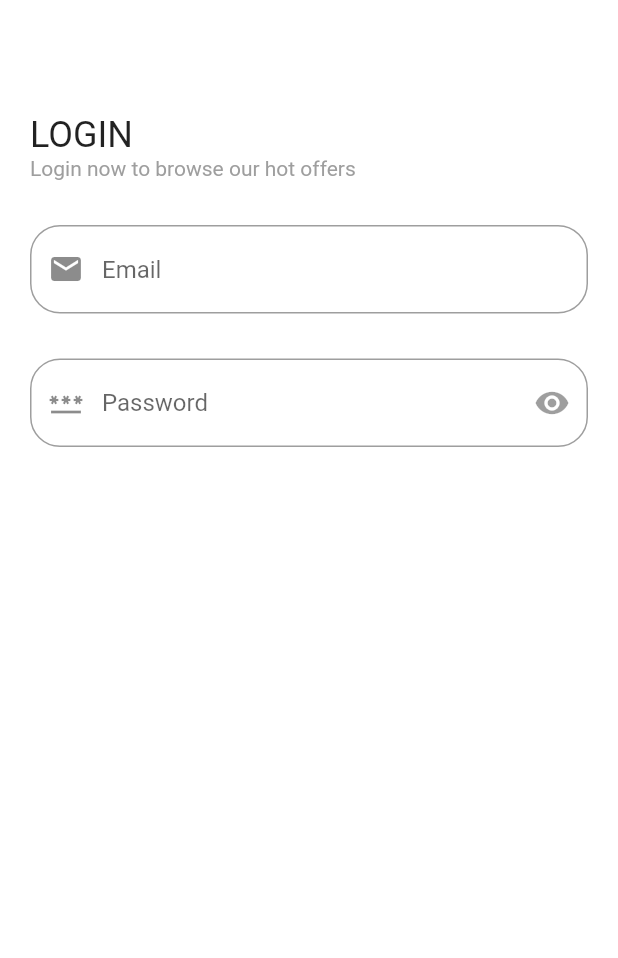
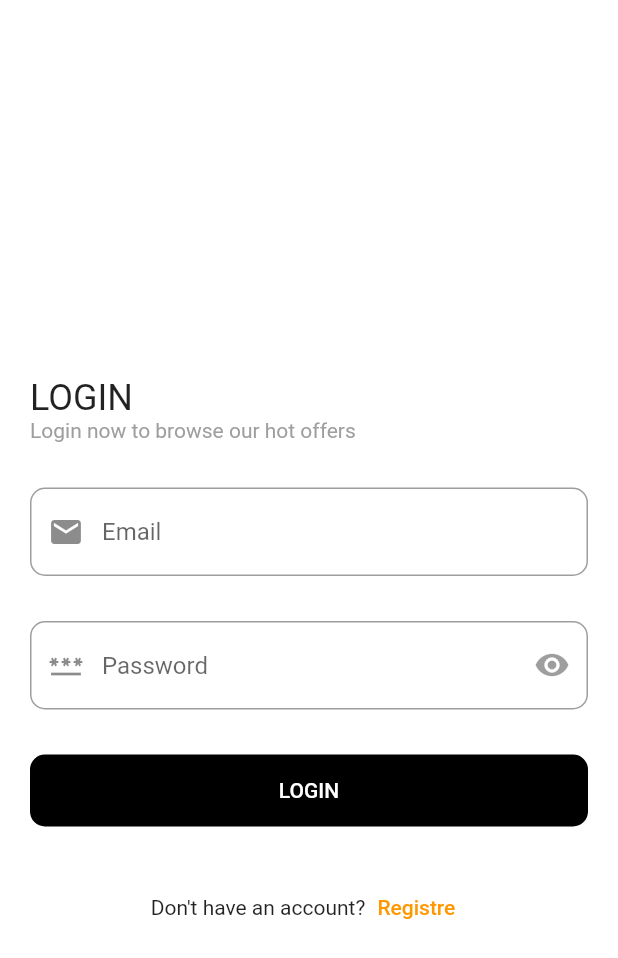
Before and after one commit to ihebmeftah/Udemy_course, a Flutter app: the Login screen opened directly, on a phone screen of 412 x 824 dp. Shown: the top 958 px of the screen. Run offline on Flutter 3.47's test engine with Material 2 defaults, Android fonts, the phone set to English and light mode, and no system bars; our stand-ins replace bloc, conditional_builder_null_safety, dio, flutter_bloc, font_awesome_flutter, hexcolor and 2 more; accounts and stored records are empty; network calls fail.

Commit message:
finish login screen

```diff
--- a/lib/modules/Shopapp/login/login.dart
+++ b/lib/modules/Shopapp/login/login.dart
@@ -1,4 +1,5 @@
 import 'package:flutter/material.dart';
+import 'package:newsapp/modules/Shopapp/login/registre.dart';
 import 'package:newsapp/shared/components/components.dart';
 
 class Login extends StatefulWidget {
@@ -15,7 +16,9 @@ class _LoginState extends State<Login> {
   Widget build(BuildContext context) {
     return Scaffold(
       appBar: AppBar(),
-      body: Padding(
+      body: Center(
+        child: SingleChildScrollView(
+          child: Padding(
             padding: const EdgeInsets.all(20.0),
             child: Column(
               crossAxisAlignment: CrossAxisAlignment.start,
@@ -60,8 +63,39 @@ class _LoginState extends State<Login> {
                       return 'Please enter your Password';
                     }
                   },
+                ),
+                const SizedBox(
+                  height: 30,
+                ),
+                Container(
+                    decoration: BoxDecoration(
+                      borderRadius: BorderRadius.circular(10),
+                      color: Colors.black,
+                    ),
+                    width: double.infinity,
+                    child: TextButton(
+                        onPressed: () {},
+                        child: const Text(
+                          'LOGIN',
+                          style: TextStyle(color: Colors.white),
+                        ))),
+                const SizedBox(
+                  height: 30,
+                ),
+                Row(
+                  mainAxisAlignment: MainAxisAlignment.center,
+                  children: [
+                    const Text("Don't have an account?"),
+                    TextButton(
+                        onPressed: () {
+                          pushAndRemoveUntil(context, const Registre());
+                        },
+                        child: const Text('Registre'))
+                  ],
                 )
               ],
+            ),
+          ),
         ),
       ),
     );
--- /dev/null
+++ b/lib/modules/Shopapp/login/registre.dart
@@ -0,0 +1,15 @@
+import 'package:flutter/material.dart';
+
+class Registre extends StatefulWidget {
+  const Registre({Key? key}) : super(key: key);
+
+  @override
+  _RegistreState createState() => _RegistreState();
+}
+
+class _RegistreState extends State<Registre> {
+  @override
+  Widget build(BuildContext context) {
+    return const Scaffold();
+  }
+}
--- a/lib/shared/components/components.dart
+++ b/lib/shared/components/components.dart
@@ -49,7 +49,7 @@ Widget defaultTextFormField({
             color: Colors.black,
           ),
           border: const OutlineInputBorder(
-            borderRadius: BorderRadius.all(Radius.circular(20.0)),
+            borderRadius: BorderRadius.all(Radius.circular(10.0)),
           ),
           hintText: htext),
     );
```
Lines whose indentation alone changed are shown as unchanged.
